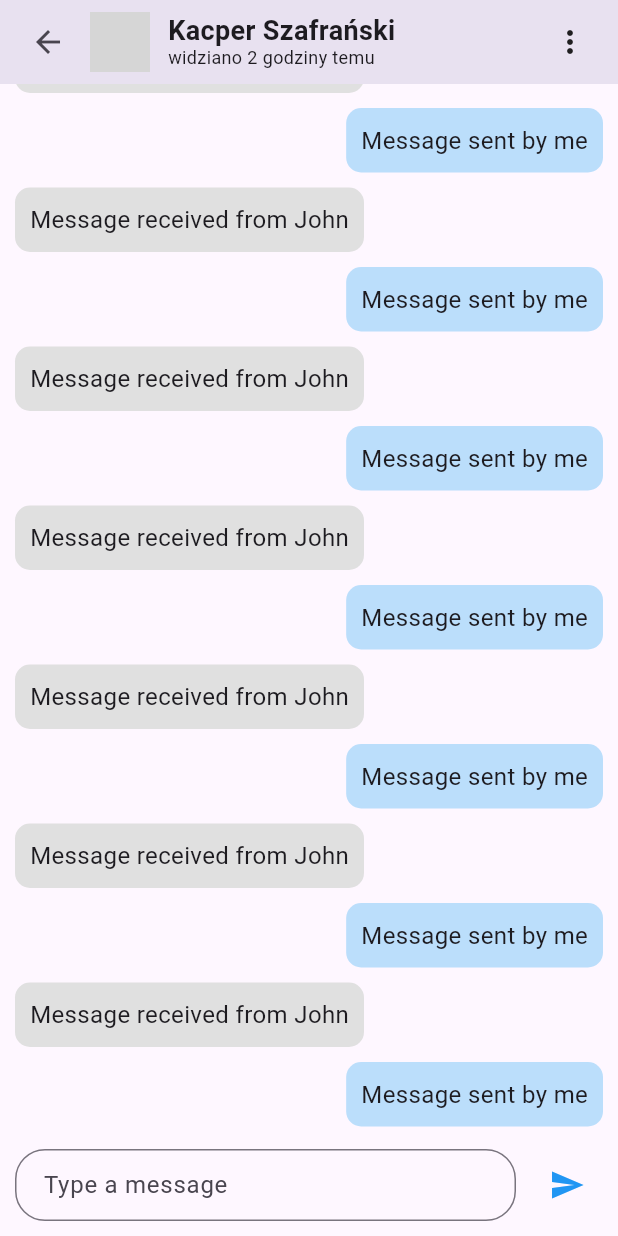
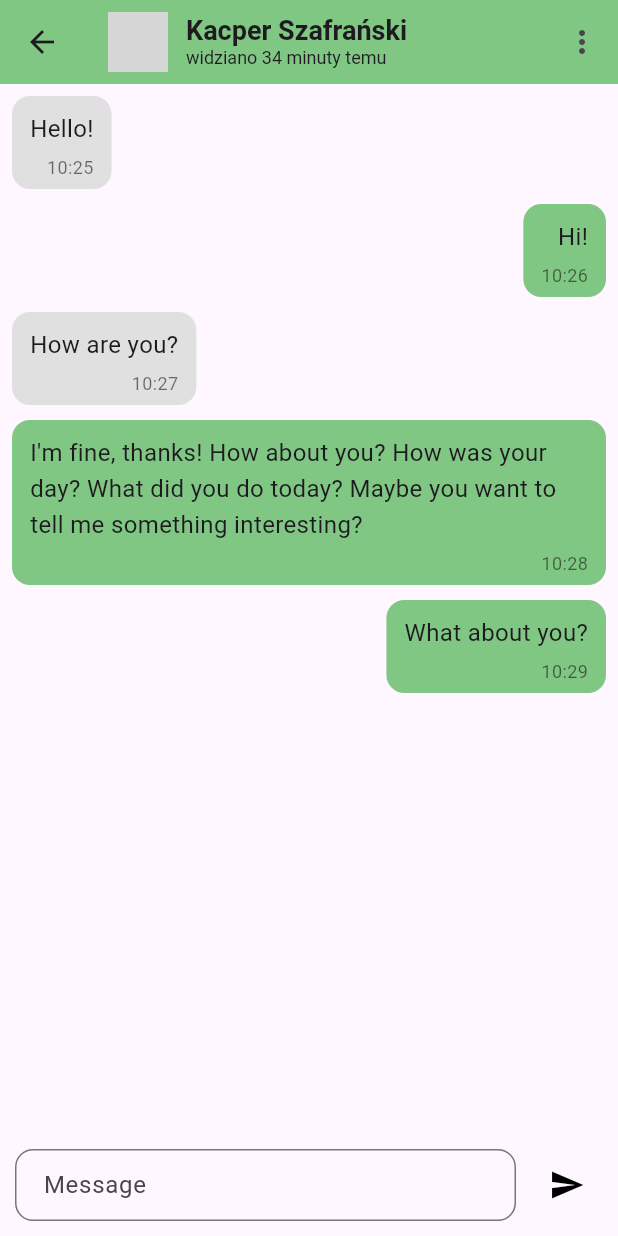
Before and after one commit to kasrow12/cynk, a Flutter app: the screen it shows after launch, on a phone screen of 412 x 824 dp. Run offline on Flutter 3.47's test engine with Material 3 defaults, Android fonts, the phone set to English and light mode, and no system bars; our stand-ins replace timeago; network calls fail; grey boxes are pictures that could not be loaded.

Commit message:
correct project initialize

```diff
--- a/analysis_options.yaml
+++ b/analysis_options.yaml
@@ -1,7 +1,28 @@
-include: package:leancode_lint/analysis_options.yaml
+# This file configures the analyzer, which statically analyzes Dart code to
+# check for errors, warnings, and lints.
+#
+# The issues identified by the analyzer are surfaced in the UI of Dart-enabled
+# IDEs (https://dart.dev/tools#ides-and-editors). The analyzer can also be
+# invoked from the command line by running `flutter analyze`.
 
-analyzer:
-  plugins:
-    - custom_lint
-  exclude:
-    - '**.g.dart'
+# The following line activates a set of recommended lints for Flutter apps,
+# packages, and plugins designed to encourage good coding practices.
+include: package:flutter_lints/flutter.yaml
+
+linter:
+  # The lint rules applied to this project can be customized in the
+  # section below to disable rules from the `package:flutter_lints/flutter.yaml`
+  # included above or to enable additional rules. A list of all available lints
+  # and their documentation is published at https://dart.dev/lints.
+  #
+  # Instead of disabling a lint rule for the entire project in the
+  # section below, it can also be suppressed for a single line of code
+  # or a specific dart file by using the `// ignore: name_of_lint` and
+  # `// ignore_for_file: name_of_lint` syntax on the line or in the file
+  # producing the lint.
+  rules:
+    # avoid_print: false  # Uncomment to disable the `avoid_print` rule
+    # prefer_single_quotes: true  # Uncomment to enable the `prefer_single_quotes` rule
+
+# Additional information about this file can be found at
+# https://dart.dev/guides/language/analysis-options
--- a/devtools_options.yaml
+++ /dev/null
@@ -1,3 +0,0 @@
-description: This file stores settings for Dart & Flutter DevTools.
-documentation: https://docs.flutter.dev/tools/devtools/extensions#configure-extension-enablement-states
-extensions:
--- /dev/null
+++ b/lib/data/message.dart
@@ -0,0 +1,13 @@
+import 'package:Cynk/data/user.dart';
+
+class Message {
+  final String message;
+  final DateTime time;
+  final bool isSentByUser;
+
+  const Message({
+    required this.message,
+    required this.time,
+    required this.isSentByUser,
+  });
+}
--- a/lib/main.dart
+++ b/lib/main.dart
@@ -1,9 +1,40 @@
+import 'package:Cynk/data/message.dart';
+import 'package:Cynk/data/user.dart';
+import 'package:Cynk/pl_messages.dart';
 import 'package:flutter/material.dart';
 import 'package:timeago/timeago.dart' as timeago;
-import 'package:week6/data/user.dart';
-import 'package:week6/pl_messages.dart';
+
+final List<Message> messages = [
+  Message(
+    message: 'Hello!',
+    time: DateTime.now().subtract(Duration(minutes: 5)),
+    isSentByUser: false,
+  ),
+  Message(
+    message: 'Hi!',
+    time: DateTime.now().subtract(Duration(minutes: 4)),
+    isSentByUser: true,
+  ),
+  Message(
+    message: 'How are you?',
+    time: DateTime.now().subtract(Duration(minutes: 3)),
+    isSentByUser: false,
+  ),
+  Message(
+    message:
+        'I\'m fine, thanks! How about you? How was your day? What did you do today? Maybe you want to tell me something interesting?',
+    time: DateTime.now().subtract(Duration(minutes: 2)),
+    isSentByUser: true,
+  ),
+  Message(
+    message: 'What about you?',
+    time: DateTime.now().subtract(Duration(minutes: 1)),
+    isSentByUser: true,
+  ),
+];
 
 void main() {
+  timeago.setLocaleMessages('pl', PlMessages());
   runApp(const CynkApp());
 }
 
@@ -15,14 +46,14 @@ class CynkApp extends StatelessWidget {
     return MaterialApp(
       title: 'Cynk',
       theme: ThemeData(
-        primarySwatch: Colors.blue,
+        primarySwatch: Colors.green,
       ),
       home: ChatPage(
         user: User(
           id: 'aaaa',
           name: 'Kacper Szafrański',
           photoUrl: 'https://avatars.githubusercontent.com/u/37282077?v=4',
-          lastSeen: DateTime.now().subtract(Duration(minutes: 120)),
+          lastSeen: DateTime.now().subtract(Duration(minutes: 34)),
         ),
       ),
     );
@@ -38,38 +69,73 @@ class ChatPage extends StatelessWidget {
   Widget build(BuildContext context) {
     return Scaffold(
       appBar: AppBar(
-        flexibleSpace: ChatAppBar(user: user),
+        backgroundColor: Colors.green[300],
+        leading: IconButton(
+          icon: const Icon(Icons.arrow_back),
+          onPressed: () {
+            print('Back button pressed');
+          },
+        ),
+        title: Row(
+          children: [
+            CircleAvatar(
+              radius: 20,
+              backgroundImage: NetworkImage(user.photoUrl),
+            ),
+            const SizedBox(width: 12),
+            Column(
+              crossAxisAlignment: CrossAxisAlignment.start,
+              children: [
+                Text(
+                  user.name,
+                  style: const TextStyle(
+                    fontSize: 18,
+                    fontWeight: FontWeight.bold,
+                    height: 1,
+                  ),
+                ),
+                const SizedBox(height: 3),
+                Text(
+                  'widziano ${timeago.format(user.lastSeen, locale: 'pl')}',
+                  style: const TextStyle(
+                    fontSize: 12,
+                    height: 1,
+                  ),
+                ),
+              ],
+            ),
+          ],
+        ),
+        actions: [
+          PopupMenuButton<void Function()>(
+            itemBuilder: (context) {
+              return [
+                PopupMenuItem(
+                  value: () => debugPrint('Item 1 hit'),
+                  child: const Text('Item 1'),
+                ),
+                PopupMenuItem(
+                  value: () => debugPrint('Item 2 hit'),
+                  child: const Text('Item 2'),
+                ),
+              ];
+            },
+            onSelected: (fn) => fn(),
+          ),
+        ],
       ),
       body: Column(
         children: [
           // List of messages
           Expanded(
-            child: ListView.builder(
-              reverse: true, // Show the most recent message at the bottom
-              itemCount: 20, // Replace with the actual message count
+            child: ListView.separated(
+              padding: const EdgeInsets.all(8),
+              itemCount: messages.length,
               itemBuilder: (context, index) {
-                // Example message bubble
-                final isSentByUser = index % 2 == 0; // Alternate sender
-                return Align(
-                  alignment: isSentByUser
-                      ? Alignment.centerRight
-                      : Alignment.centerLeft,
-                  child: Container(
-                    margin:
-                        const EdgeInsets.symmetric(vertical: 5, horizontal: 10),
-                    padding: const EdgeInsets.all(10),
-                    decoration: BoxDecoration(
-                      color: isSentByUser ? Colors.blue[100] : Colors.grey[300],
-                      borderRadius: BorderRadius.circular(10),
-                    ),
-                    child: Text(
-                      isSentByUser
-                          ? 'Message sent by me'
-                          : 'Message received from John',
-                      style: const TextStyle(fontSize: 16),
-                    ),
-                  ),
-                );
+                return MessageTile(message: messages[index]);
+              },
+              separatorBuilder: (context, index) {
+                return const SizedBox(height: 10);
               },
             ),
           ),
@@ -82,9 +148,9 @@ class ChatPage extends StatelessWidget {
                 Expanded(
                   child: TextField(
                     decoration: InputDecoration(
-                      hintText: 'Type a message',
+                      hintText: 'Message',
                       border: OutlineInputBorder(
-                        borderRadius: BorderRadius.circular(20),
+                        borderRadius: BorderRadius.circular(12),
                       ),
                       contentPadding: const EdgeInsets.symmetric(
                         horizontal: 15,
@@ -96,7 +162,7 @@ class ChatPage extends StatelessWidget {
                 const SizedBox(width: 10),
                 IconButton(
                   icon: const Icon(Icons.send),
-                  color: Colors.blue,
+                  color: Colors.black,
                   onPressed: () {
                     // Add send message logic here
                   },
@@ -110,79 +176,48 @@ class ChatPage extends StatelessWidget {
   }
 }
 
-class ChatAppBar extends StatelessWidget {
-  const ChatAppBar({required this.user, super.key});
+class MessageTile extends StatelessWidget {
+  const MessageTile({
+    super.key,
+    required this.message,
+  });
 
-  final User user;
+  final Message message;
 
   @override
   Widget build(BuildContext context) {
-    timeago.setLocaleMessages(
-      'pl',
-      PlMessages(),
-    ); // Add french messages
-
-    return Column(
-      mainAxisAlignment: MainAxisAlignment.end,
-      children: [
-        Padding(
-          padding: const EdgeInsets.symmetric(horizontal: 8, vertical: 4),
-          child: Row(
+    return Align(
+      alignment:
+          message.isSentByUser ? Alignment.centerRight : Alignment.centerLeft,
+      child: DecoratedBox(
+        decoration: BoxDecoration(
+          color: message.isSentByUser ? Colors.green[300] : Colors.grey[300],
+          borderRadius: BorderRadius.circular(12),
+        ),
+        child: Padding(
+          padding: const EdgeInsets.fromLTRB(12, 10, 12, 6),
+          child: Column(
+            crossAxisAlignment: CrossAxisAlignment.end,
             children: [
-              // back
-              IconButton(
-                icon: const Icon(Icons.arrow_back),
-                onPressed: () {
-                  print('Back button pressed');
-                },
+              Text(
+                message.message,
+                style: const TextStyle(
+                  fontSize: 16,
+                  height: 1.5,
+                ),
               ),
-              const SizedBox(width: 4),
-              CircleAvatar(
-                radius: 20,
-                backgroundImage: NetworkImage(user.photoUrl),
-              ),
-              const SizedBox(width: 12),
-              Column(
-                crossAxisAlignment: CrossAxisAlignment.start,
-                children: [
-                  Text(
-                    user.name,
-                    style: const TextStyle(
-                      fontSize: 18,
-                      fontWeight: FontWeight.bold,
-                      height: 1,
-                    ),
-                  ),
-                  const SizedBox(height: 3),
-                  Text(
-                    'widziano ${timeago.format(user.lastSeen, locale: 'pl')}',
-                    style: const TextStyle(
-                      fontSize: 12,
-                      height: 1,
-                    ),
-                  ),
-                ],
-              ),
-              const Spacer(),
-              PopupMenuButton<void Function()>(
-                itemBuilder: (context) {
-                  return [
-                    PopupMenuItem(
-                      value: () => debugPrint('Item 1 hit'),
-                      child: const Text('Item 1'),
-                    ),
-                    PopupMenuItem(
-                      value: () => debugPrint('Item 2 hit'),
-                      child: const Text('Item 2'),
-                    ),
-                  ];
-                },
-                onSelected: (fn) => fn(),
+              const SizedBox(height: 5),
+              Text(
+                '${message.time.hour.toString().padLeft(2, '0')}:${message.time.minute.toString().padLeft(2, '0')}',
+                style: const TextStyle(
+                  color: Colors.black54,
+                  fontSize: 12,
+                ),
               ),
             ],
           ),
         ),
-      ],
+      ),
     );
   }
 }
--- a/pubspec.yaml
+++ b/pubspec.yaml
@@ -1,4 +1,4 @@
-name: week6
+name: Cynk
 
 environment:
   sdk: 3.5.3
```
Also changed, not shown: firebase.json (deleted), 22 other files.
